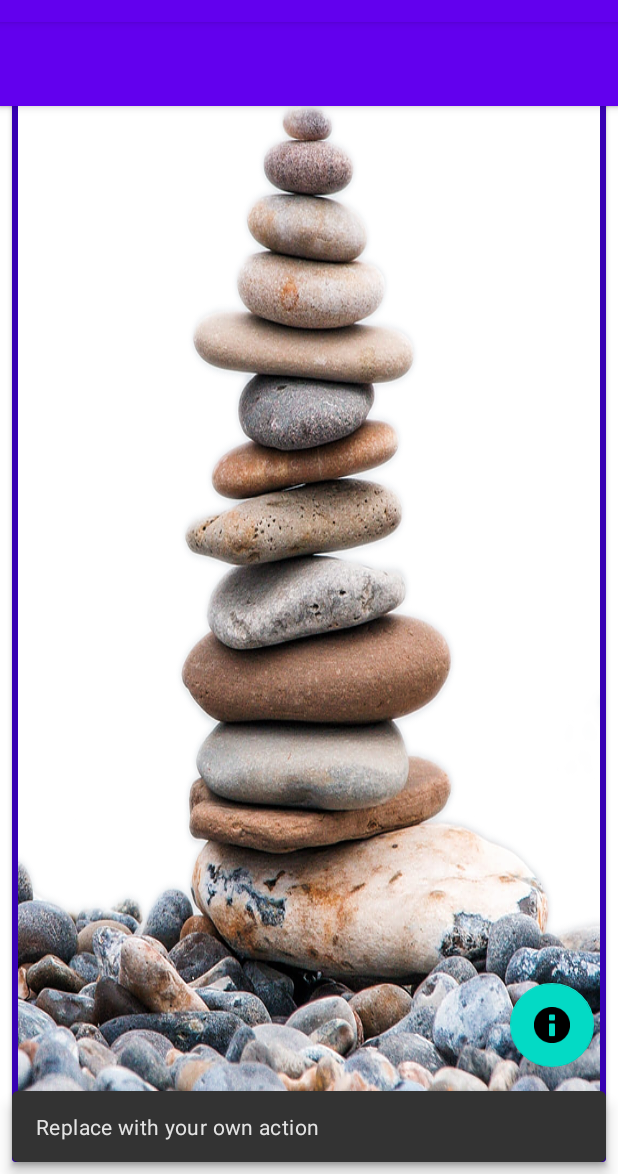
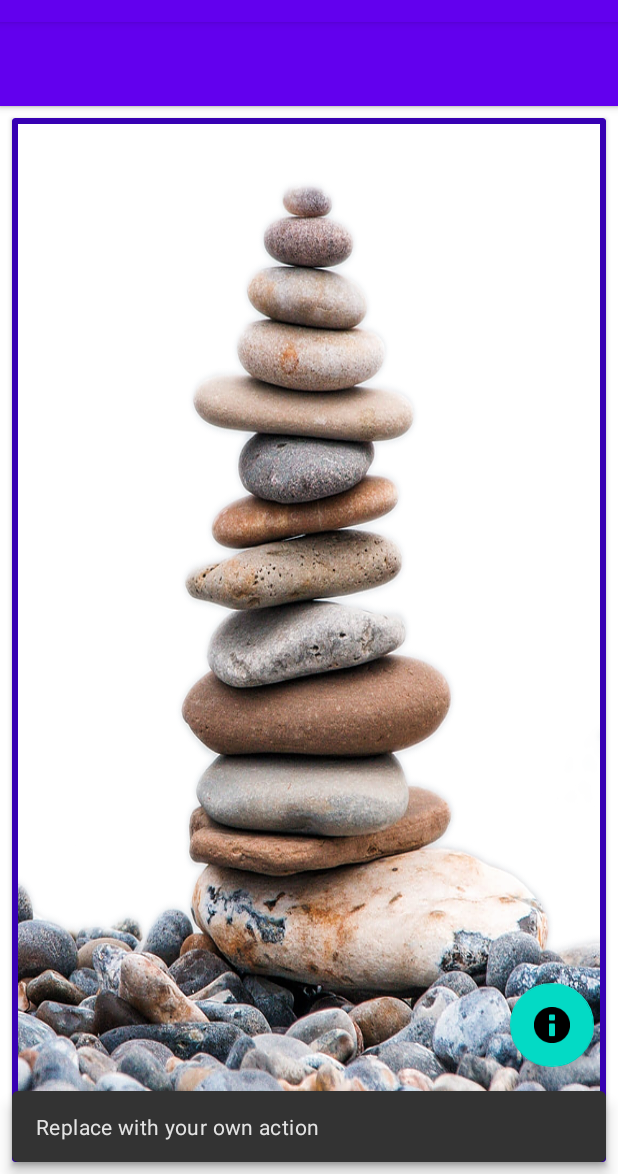
Before and after one commit to rachel613g/ThirteenStones, an Android app: the screen it shows after launch (MainActivity), after a tap on an icon or button, on a phone screen of 412 x 824 dp, the part 62-1236 px from its top. Run offline under Robolectric (Android 15) with nearby library versions, the phone set to English and light mode, and no system bars.

Commit message:
removed lines in content_main.xml that were inhibiting the image in the cardview to be constrained to the bottom of the instruction top bar.

```diff
--- a/app/src/main/res/layout/content_main.xml
+++ b/app/src/main/res/layout/content_main.xml
@@ -6,18 +6,9 @@
     android:layout_height="match_parent"
     app:layout_behavior="@string/appbar_scrolling_view_behavior">
 
-    <include
-        android:id="@+id/main_include_instruction_bar"
-        layout="@layout/main_include_instruction_bar" />
+    <include layout="@layout/main_include_instruction_bar" />
 
-    <include
-        android:id="@+id/main_include_card_image_stone"
-        layout="@layout/main_include_card_image_stone"
-        tools:layout_editor_absoluteX="8dp"
-        tools:layout_editor_absoluteY="8dp" />
+    <include layout="@layout/main_include_card_image_stone" />
 
-    <include
-        layout="@layout/main_include_card_button"
-        app:layout_constraintBottom_toTopOf="@+id/main_include_card_button"
-        app:layout_constraintTop_toBottomOf="parent" />
+    <include layout="@layout/main_include_card_button" />
 </androidx.constraintlayout.widget.ConstraintLayout>
--- a/app/src/main/res/layout/main_include_card_image_stone.xml
+++ b/app/src/main/res/layout/main_include_card_image_stone.xml
@@ -1,15 +1,15 @@
 <?xml version="1.0" encoding="utf-8"?>
 <androidx.cardview.widget.CardView xmlns:android="http://schemas.android.com/apk/res/android"
-    android:layout_width="match_parent"
-    android:layout_height="match_parent"
     xmlns:app="http://schemas.android.com/apk/res-auto"
+    android:layout_width="0dp"
+    android:layout_height="0dp"
     android:layout_margin="@dimen/default_activity_margin"
     app:cardBackgroundColor="@color/design_default_color_primary_dark"
-    app:layout_constraintTop_toBottomOf="@+id/top_bar"
+    app:layout_constraintBottom_toBottomOf="parent"
+    app:layout_constraintEnd_toEndOf="parent"
     app:layout_constraintStart_toStartOf="parent"
-    app:layout_constraintEnd_toEndOf="parent"
-    app:layout_constraintBottom_toBottomOf="parent"
-    >
+    app:layout_constraintTop_toBottomOf="@+id/top_bar">
+
     <ImageView
         android:layout_width="match_parent"
         android:layout_height="match_parent"
@@ -17,7 +17,6 @@
         android:background="@color/colorDefaultBackground"
         android:contentDescription="@string/stones_remaining_in_pile"
         android:scaleType="fitXY"
-        android:src="@drawable/stones_13"
-        />
+        android:src="@drawable/stones_13" />
 
 </androidx.cardview.widget.CardView>
```
